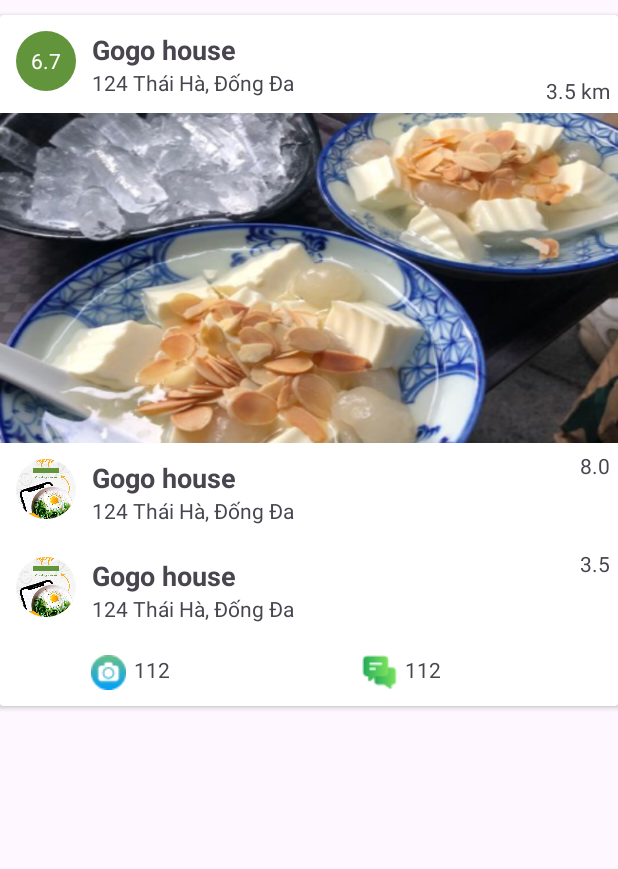
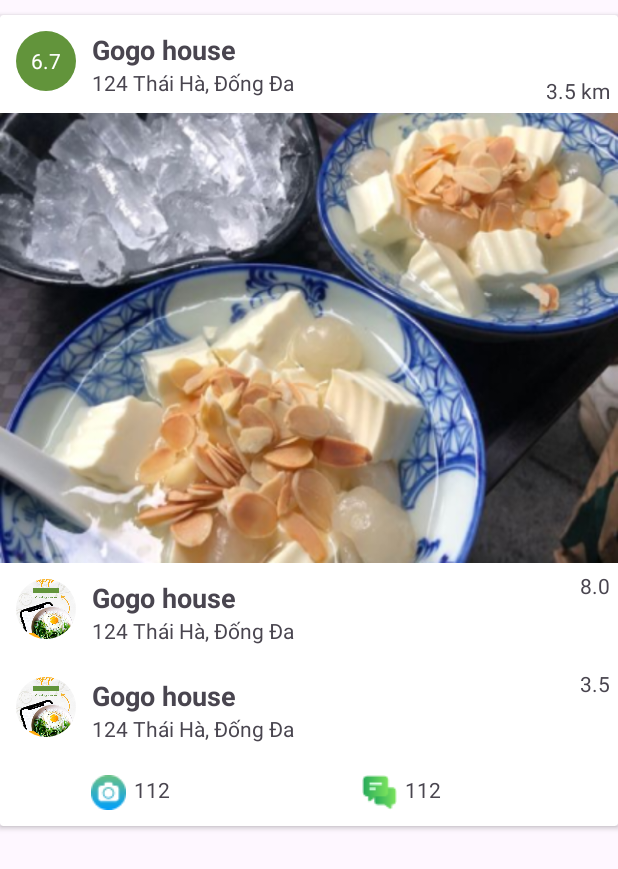
Before and after one commit to phamquy2003/AppFoody, an Android app: the layout layout_recyclerview_odau.xml on its own in the app's theme, with its tools: preview values and no code run, on a phone screen of 412 x 824 dp. Shown: the top 869 px of the screen. Run offline under Robolectric (Android 15) with nearby library versions, the phone set to English and light mode, and no system bars.

Commit message:
update11/6

```diff
--- a/app/src/main/java/com/henrryd/appfoody2/Firstscreen.java
+++ b/app/src/main/java/com/henrryd/appfoody2/Firstscreen.java
@@ -47,7 +47,7 @@ public class Firstscreen extends AppCompatActivity {
         sharedPreferences = getSharedPreferences("toado", MODE_PRIVATE);
         fusedLocationClient = LocationServices.getFusedLocationProviderClient(this);
 
-        int checkPermissionCoarseLocation = ContextCompat.checkSelfPermission(this, Manifest.permission.ACCESS_FINE_LOCATION);
+        int checkPermissionCoarseLocation = ContextCompat.checkSelfPermission(this, Manifest.permission.ACCESS_COARSE_LOCATION);
         if (checkPermissionCoarseLocation != PackageManager.PERMISSION_GRANTED) {
             ActivityCompat.requestPermissions(this, new String[]{Manifest.permission.ACCESS_FINE_LOCATION}, REQUEST_PERMISSION_LOCATION);
         } else {
--- a/app/src/main/res/layout/layout_recyclerview_odau.xml
+++ b/app/src/main/res/layout/layout_recyclerview_odau.xml
@@ -61,7 +61,7 @@
         <ImageView
             android:id="@+id/imageHinhQuanAnOdau"
             android:layout_width="match_parent"
-            android:layout_height="220dp"
+            android:layout_height="300dp"
             android:scaleType="fitXY"
             android:src="@mipmap/khucbach" />
 
```
